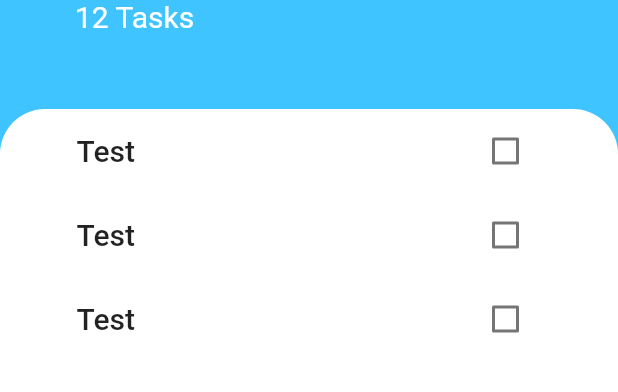
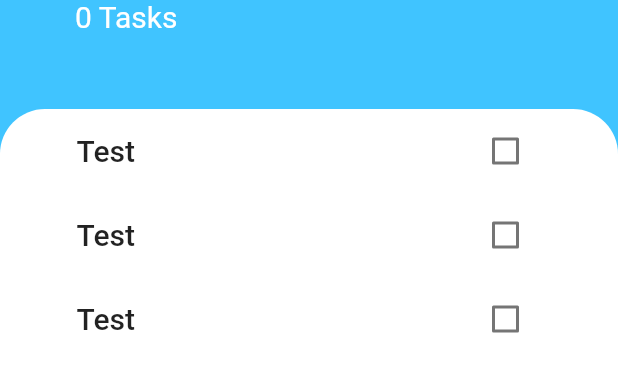
Before and after one commit to betawxy/todoay, a Flutter app: the screen it shows after launch, on a phone screen of 412 x 824 dp, the part 329-721 px from its top. Run offline on Flutter 3.47's test engine with Material 2 defaults, Android fonts, the phone set to English and light mode, and no system bars.

```diff
--- a/lib/main.dart
+++ b/lib/main.dart
@@ -1,4 +1,6 @@
 import 'package:flutter/material.dart';
+import 'package:provider/provider.dart';
+import 'package:todoey/state/app_state.dart';
 
 import 'home_screen.dart';
 
@@ -11,8 +13,11 @@ class MyApp extends StatelessWidget {
 
   @override
   Widget build(BuildContext context) {
-    return MaterialApp(
-      home: HomeScreen(),
+    return ChangeNotifierProvider(
+      create: (BuildContext context) => AppState(),
+      child: MaterialApp(
+        home: HomeScreen(),
+      ),
     );
   }
 }
--- a/lib/widgets/header.dart
+++ b/lib/widgets/header.dart
@@ -1,4 +1,6 @@
 import 'package:flutter/material.dart';
+import 'package:provider/provider.dart';
+import 'package:todoey/state/app_state.dart';
 
 import '../consts.dart';
 
@@ -9,6 +11,9 @@ class Header extends StatelessWidget {
 
   @override
   Widget build(BuildContext context) {
+    final taskCount = context.select<AppState, int>(
+      (appState) => appState.todos.length,
+    );
     return SafeArea(
       child: Padding(
         padding: const EdgeInsets.all(50.0),
@@ -36,7 +41,7 @@ class Header extends StatelessWidget {
               ),
             ),
             Text(
-              '12 Tasks',
+              '$taskCount Tasks',
               style: TextStyle(
                 fontSize: 20,
                 color: Colors.white,
```
